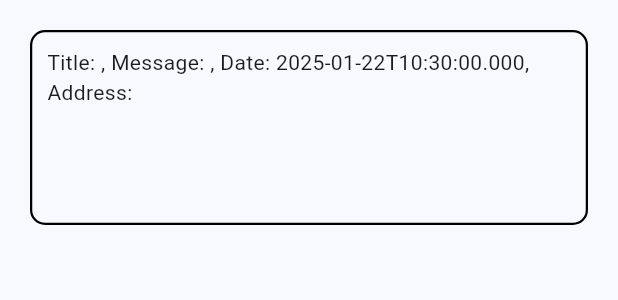
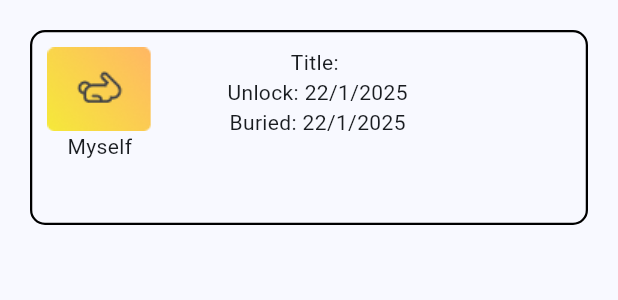
Before and after one commit to YPYT/TimeCapsule, a Flutter app: the BuriedRow widget shown alone on an empty page, opened directly with empty values, on a phone screen of 412 x 824 dp. Shown: the top 300 px of the screen. Run offline on Flutter 3.47's test engine with Material 3 defaults, Android fonts, the phone set to English and light mode, and no system bars; our stand-ins replace image_picker, shared_preferences; missing offline and left inert: map_location_picker, time_machine; accounts and stored records are empty.

Commit message:
Layout for buried row

```diff
--- a/lib/buried_row.dart
+++ b/lib/buried_row.dart
@@ -14,6 +14,9 @@ class BuriedRow extends StatefulWidget {
 class _BuriedRowState extends State<BuriedRow> {
   @override
   Widget build(BuildContext context) {
+    DateTime buriedDate = DateTime.parse(widget.capsule["buried_date"]);
+    DateTime unlockDate = DateTime.parse(widget.capsule["date"]);
+
     return GestureDetector(
       onTap: () {
         Navigator.push(context, MaterialPageRoute(builder: (context) => UnlockedCapsuleScreen(capsule: widget.capsule)));
@@ -28,10 +31,25 @@ class _BuriedRowState extends State<BuriedRow> {
           border: Border.all(color: Colors.black, width: 1.5),
           borderRadius: BorderRadius.circular(10),
         ),
-        child: Column(
-            children: [
-              Text("Title: ${widget.capsule["title"]}, Message: ${widget.capsule["message"]}, Date: ${widget.capsule["date"]}, Address: ${widget.capsule["address"]}"),
-            ]
+        child: Row(
+          spacing: 50,
+          children: [
+            Column(
+              children: [
+                Image(
+                  image: AssetImage("assets/rabbit.png"),
+                ),
+                Text("Myself"),
+              ],
+            ),
+            Column(
+                children: [
+                  Text("Title: ${widget.capsule["title"]}"),
+                  Text("Unlock: ${unlockDate.day}/${unlockDate.month}/${unlockDate.year}"),
+                  Text("Buried: ${buriedDate.day}/${buriedDate.month}/${buriedDate.year}"),
+                ]
+            ),
+          ],
         ),
       ),
     );
```
